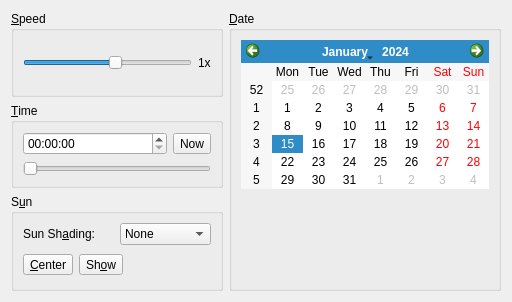
This is src/lib/SunControlWidget.ui in KDE/marble as Qt 5 draws it before an edit. The edited form follows.
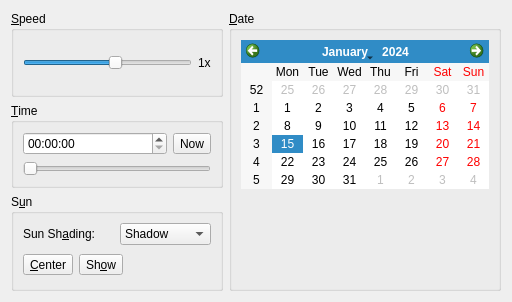
This is the edited form.

Commit message: Remove the None alternative in the Sun Shading dropdown box in the Sun Control dialog.

```diff
--- a/src/lib/SunControlWidget.ui
+++ b/src/lib/SunControlWidget.ui
@@ -142,11 +142,6 @@
         </item>
         <item>
          <widget class="QComboBox" name="sunShadingComboBox" >
-          <item>
-           <property name="text" >
-            <string>None</string>
-           </property>
-          </item>
           <item>
            <property name="text" >
             <string>Shadow</string>
```
The commit also changes 1 other file.
